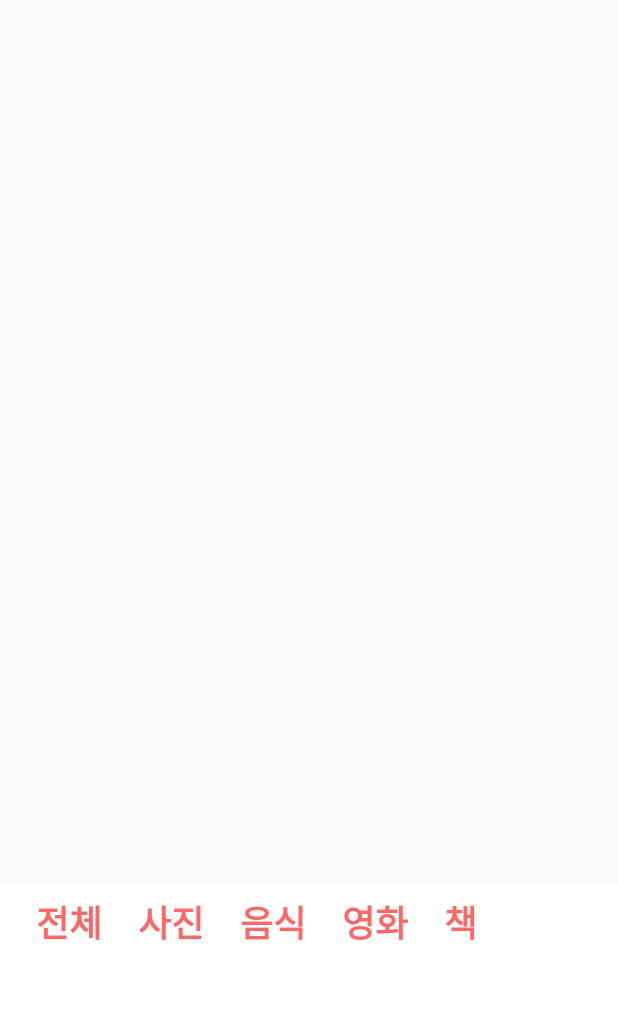
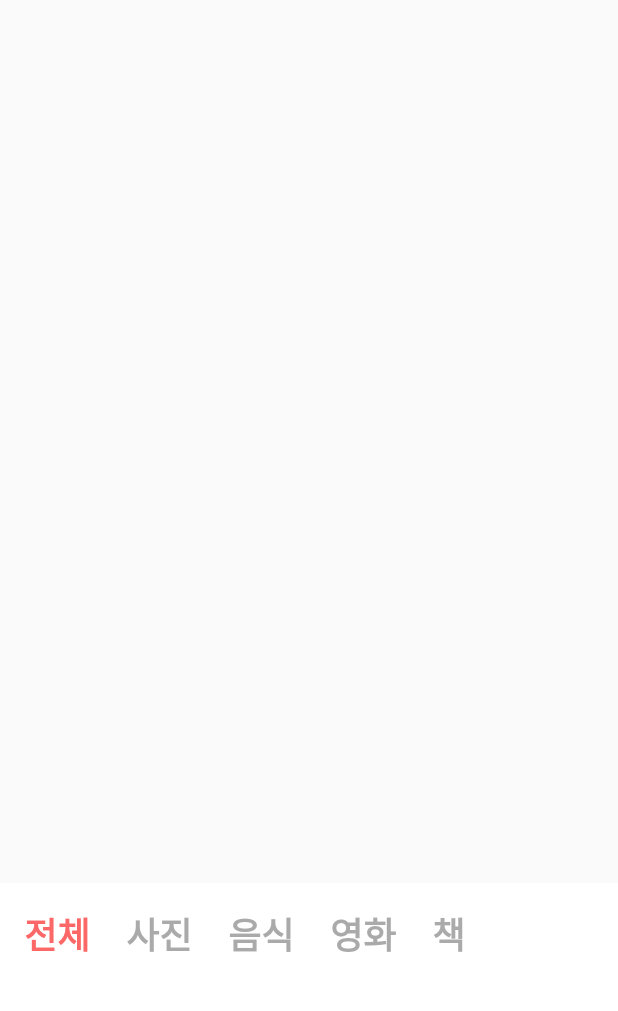
Before and after one commit to MinSeungHyun/wadong-android, an Android app: the screen it shows after launch (MapsActivity), on a phone screen of 412 x 824 dp, the part 53-1064 px from its top. Run offline under Robolectric (Android 15) with nearby library versions, the phone set to English and light mode, and no system bars; our stand-ins replace data binding.

Commit message:
Implement category button color change

```diff
--- /dev/null
+++ b/app/src/main/java/com/seunghyun/wadong/BindingActivity.kt
@@ -0,0 +1,19 @@
+package com.seunghyun.wadong
+
+import android.os.Bundle
+import androidx.annotation.LayoutRes
+import androidx.appcompat.app.AppCompatActivity
+import androidx.databinding.DataBindingUtil
+import androidx.databinding.ViewDataBinding
+
+abstract class BindingActivity<T : ViewDataBinding> : AppCompatActivity() {
+    protected lateinit var binding: T
+
+    @LayoutRes
+    abstract fun getLayoutId(): Int
+
+    override fun onCreate(savedInstanceState: Bundle?) {
+        super.onCreate(savedInstanceState)
+        binding = DataBindingUtil.setContentView(this, getLayoutId())
+    }
+}
--- /dev/null
+++ b/app/src/main/java/com/seunghyun/wadong/Category.kt
@@ -0,0 +1,5 @@
+package com.seunghyun.wadong
+
+enum class Category {
+    ALL, PICTURE, FOOD, MOVIE, BOOK
+}
--- a/app/src/main/java/com/seunghyun/wadong/MainViewModel.kt
+++ b/app/src/main/java/com/seunghyun/wadong/MainViewModel.kt
@@ -1,3 +1,11 @@
 package com.seunghyun.wadong
 
-class MainViewModel
+import androidx.databinding.ObservableField
+
+class MainViewModel {
+    val selectedCategory = ObservableField<Category>(Category.ALL)
+
+    fun onCategoryButtonClick(clickedCategory: Category) {
+        selectedCategory.set(clickedCategory)
+    }
+}
--- a/app/src/main/java/com/seunghyun/wadong/MapsActivity.kt
+++ b/app/src/main/java/com/seunghyun/wadong/MapsActivity.kt
@@ -1,22 +1,27 @@
 package com.seunghyun.wadong
 
 import android.os.Bundle
-import androidx.appcompat.app.AppCompatActivity
 import com.google.android.gms.maps.CameraUpdateFactory
 import com.google.android.gms.maps.GoogleMap
 import com.google.android.gms.maps.OnMapReadyCallback
 import com.google.android.gms.maps.SupportMapFragment
 import com.google.android.gms.maps.model.LatLng
 import com.google.android.gms.maps.model.MarkerOptions
+import com.seunghyun.wadong.databinding.ActivityMapsBinding
 
-class MapsActivity : AppCompatActivity(), OnMapReadyCallback {
+class MapsActivity : BindingActivity<ActivityMapsBinding>(), OnMapReadyCallback {
     private lateinit var map: GoogleMap
+    private val viewModel by lazy { MainViewModel() }
 
     override fun onCreate(savedInstanceState: Bundle?) {
         super.onCreate(savedInstanceState)
-        setContentView(R.layout.activity_maps)
+
         with(supportFragmentManager.findFragmentById(R.id.map) as SupportMapFragment) {
             getMapAsync(this@MapsActivity)
+        }
+
+        binding.apply {
+            vm = viewModel
         }
     }
 
@@ -30,4 +35,6 @@ class MapsActivity : AppCompatActivity(), OnMapReadyCallback {
             moveCamera(CameraUpdateFactory.zoomTo(15f))
         }
     }
+
+    override fun getLayoutId() = R.layout.activity_maps
 }
--- a/app/src/main/res/layout/activity_maps.xml
+++ b/app/src/main/res/layout/activity_maps.xml
@@ -1,4 +1,13 @@
 <?xml version="1.0" encoding="utf-8"?>
+<layout xmlns:app="http://schemas.android.com/apk/res-auto">
+
+    <data>
+
+        <variable
+            name="vm"
+            type="com.seunghyun.wadong.MainViewModel" />
+    </data>
+
     <androidx.coordinatorlayout.widget.CoordinatorLayout xmlns:android="http://schemas.android.com/apk/res/android"
         xmlns:tools="http://schemas.android.com/tools"
         android:layout_width="match_parent"
@@ -16,5 +25,8 @@
                 tools:context=".MapsActivity" />
         </androidx.constraintlayout.widget.ConstraintLayout>
 
-    <include layout="@layout/layout_found_bottom_sheet" />
+        <include
+            layout="@layout/layout_found_bottom_sheet"
+            app:vm="@{vm}" />
     </androidx.coordinatorlayout.widget.CoordinatorLayout>
+</layout>
--- a/app/src/main/res/layout/layout_found_bottom_sheet.xml
+++ b/app/src/main/res/layout/layout_found_bottom_sheet.xml
@@ -2,6 +2,8 @@
 <layout>
 
     <data>
+
+        <import type="com.seunghyun.wadong.Category" />
 
         <variable
             name="vm"
@@ -27,27 +29,36 @@
             <LinearLayout
                 android:layout_width="wrap_content"
                 android:layout_height="wrap_content"
-                android:padding="8dp">
+                android:padding="16dp">
 
                 <TextView
                     style="@style/CategoryTextButtonStyle"
-                    android:layout_marginStart="16dp"
-                    android:text="@string/all" />
+                    android:onClick="@{() -> vm.onCategoryButtonClick(Category.ALL)}"
+                    android:text="@string/all"
+                    android:textColor="@{vm.selectedCategory == Category.ALL ? @color/colorPrimary : @android:color/darker_gray}" />
 
                 <TextView
                     style="@style/CategoryTextButtonStyle"
+                    android:onClick="@{() -> vm.onCategoryButtonClick(Category.PICTURE)}"
+                    android:textColor="@{vm.selectedCategory == Category.PICTURE ? @color/colorPrimary : @android:color/darker_gray}"
                     android:text="@string/picture" />
 
                 <TextView
                     style="@style/CategoryTextButtonStyle"
+                    android:onClick="@{() -> vm.onCategoryButtonClick(Category.FOOD)}"
+                    android:textColor="@{vm.selectedCategory == Category.FOOD ? @color/colorPrimary : @android:color/darker_gray}"
                     android:text="@string/food" />
 
                 <TextView
                     style="@style/CategoryTextButtonStyle"
+                    android:onClick="@{() -> vm.onCategoryButtonClick(Category.MOVIE)}"
+                    android:textColor="@{vm.selectedCategory == Category.MOVIE ? @color/colorPrimary : @android:color/darker_gray}"
                     android:text="@string/movie" />
 
                 <TextView
                     style="@style/CategoryTextButtonStyle"
+                    android:onClick="@{() -> vm.onCategoryButtonClick(Category.BOOK)}"
+                    android:textColor="@{vm.selectedCategory == Category.BOOK ? @color/colorPrimary : @android:color/darker_gray}"
                     android:text="@string/book" />
             </LinearLayout>
         </HorizontalScrollView>
```
Lines whose indentation alone changed are shown as unchanged.
